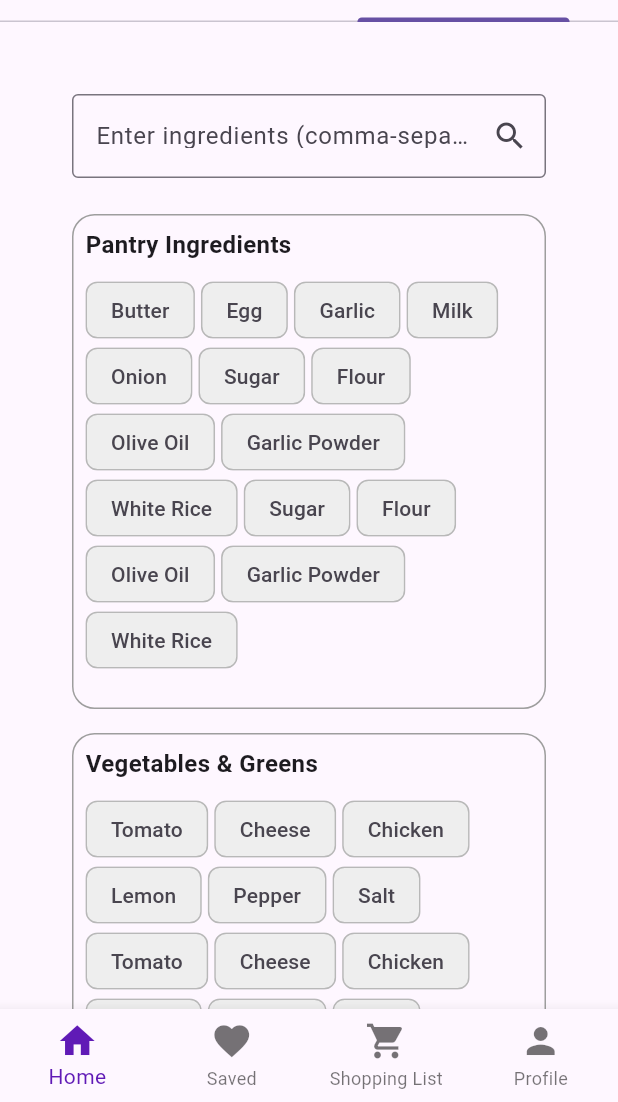
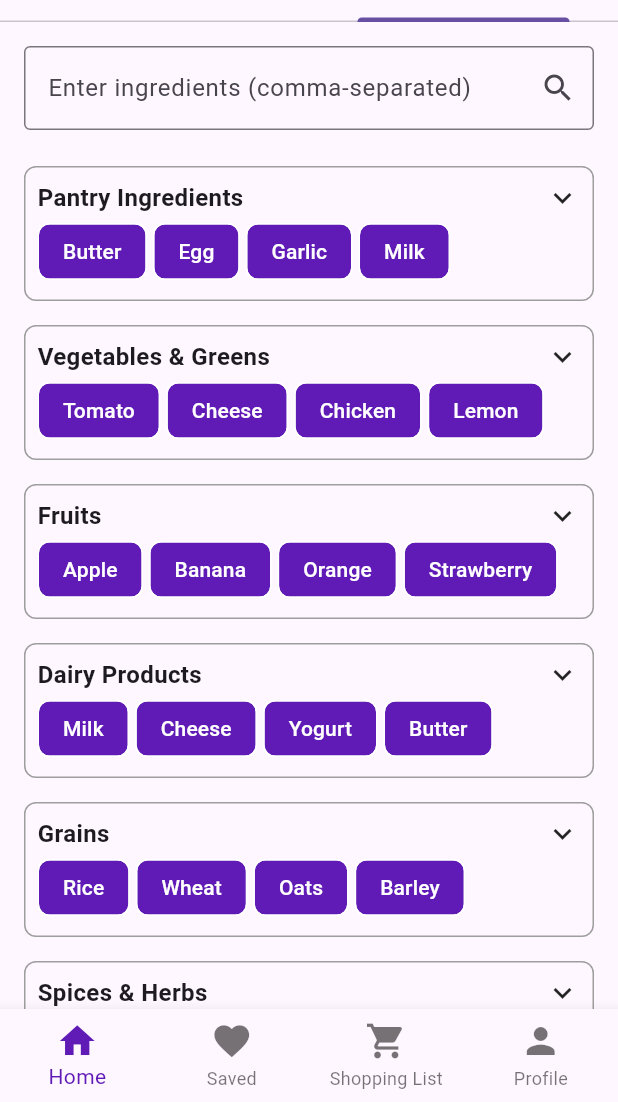
Before and after one commit to MathurakshiP/MobileApp, a Flutter app: the screen it shows after launch, tab 2 chosen, on a phone screen of 412 x 824 dp, the part 134-1236 px from its top. Run offline on Flutter 3.47's test engine with Material 3 defaults, Android fonts, the phone set to English and light mode, and no system bars; our stand-ins replace firebase_auth, firebase_core; accounts and stored records are empty; network calls fail.

Commit message:
add my panty

```diff
--- a/lib/Screens/ingredient_based_screen.dart
+++ b/lib/Screens/ingredient_based_screen.dart
@@ -12,79 +12,64 @@ class IngredientSearchScreen extends StatefulWidget {
 
 class _IngredientSearchScreenState extends State<IngredientSearchScreen> {
   final TextEditingController _ingredientController = TextEditingController();
+  final Set<String> _selectedIngredients = {}; // For tracking selected ingredients
   List<dynamic> _recipes = [];
   Color customPurple = const Color.fromARGB(255, 96, 26, 182);
 
+  // Ingredient sets
   final List<String> pantryIngredients = [
-    'Butter',
-    'Egg',
-    'Garlic',
-    'Milk',
-    'Onion',
-    'Sugar',
-    'Flour',
-    'Olive Oil',
-    'Garlic Powder',
-    'White Rice',
-    'Sugar',
-    'Flour',
-    'Olive Oil',
-    'Garlic Powder',
-    'White Rice',
+    'Butter', 'Egg', 'Garlic', 'Milk', 'Onion',
+    'Sugar', 'Flour', 'Olive Oil', 'Garlic Powder', 'White Rice',
+    'Vinegar', 'Salt', 'Honey', 'Cinnamon', 'Nutmeg',
   ];
 
-  final List<String> Vegetables = [
-    'Tomato',
-    'Cheese',
-    'Chicken',
-    'Lemon',
-    'Pepper',
-    'Salt',
-    'Tomato',
-    'Cheese',
-    'Chicken',
-    'Lemon',
-    'Pepper',
-    'Salt',
-    'Tomato',
-    'Cheese',
-    'Chicken',
-    'Lemon',
-    'Pepper',
-    'Salt',
+  final List<String> vegetables = [
+    'Tomato', 'Cheese', 'Chicken', 'Lemon', 'Pepper',
+    'Spinach', 'Carrot', 'Broccoli', 'Cabbage', 'Zucchini',
+    'Cauliflower', 'Potato', 'Cucumber', 'Radish', 'Peas',
   ];
 
-  final List<String> Fruits = [
-    'Tomato',
-    'Cheese',
-    'Chicken',
-    'Lemon',
-    'Pepper',
-    'Salt',
-    'Tomato',
-    'Cheese',
-    'Chicken',
-    'Lemon',
-    'Pepper',
-    'Salt',
-    'Tomato',
-    'Cheese',
-    'Chicken',
-    'Lemon',
-    'Pepper',
-    'Salt',
+  final List<String> fruits = [
+    'Apple', 'Banana', 'Orange', 'Strawberry', 'Blueberry',
+    'Pineapple', 'Grapes', 'Watermelon', 'Mango', 'Peach',
+    'Cherry', 'Pear', 'Kiwi', 'Lime', 'Plum',
   ];
 
+  final List<String> dairyProducts = [
+    'Milk', 'Cheese', 'Yogurt', 'Butter', 'Cream',
+    'Paneer', 'Ghee', 'Curd', 'Whipped Cream', 'Buttermilk',
+    'Kefir', 'Sour Cream', 'Condensed Milk', 'Goat Cheese', 'Mozzarella',
+  ];
+
+  final List<String> grains = [
+    'Rice', 'Wheat', 'Oats', 'Barley', 'Corn',
+    'Quinoa', 'Buckwheat', 'Millet', 'Rye', 'Sorghum',
+    'Bulgur', 'Couscous', 'Wild Rice', 'Teff', 'Amaranth',
+  ];
+
+  final List<String> spicesHerbs = [
+    'Basil', 'Coriander', 'Cumin', 'Turmeric', 'Black Pepper',
+    'Paprika', 'Parsley', 'Thyme', 'Rosemary', 'Oregano',
+    'Saffron', 'Ginger', 'Nutmeg', 'Cloves', 'Dill',
+  ];
+
+  final Map<String, bool> isExpanded = {
+    'Pantry Ingredients': false,
+    'Vegetables & Greens': false,
+    'Fruits': false,
+    'Dairy Products': false,
+    'Grains': false,
+    'Spices & Herbs': false,
+  };
+
   void _searchByIngredients() async {
-    final ingredients = _ingredientController.text
-        .split(',')
-        .map((ingredient) => ingredient.trim())
-        .toList();
+    if (_selectedIngredients.isEmpty) return;
 
-    if (ingredients.isNotEmpty) {
     try {
       final apiService = ApiService();
-        final recipes = await apiService.fetchRecipesByIngredients(ingredients);
+      final recipes = await apiService.fetchRecipesByIngredients(
+        _selectedIngredients.toList(),
+      );
       setState(() {
         _recipes = recipes;
       });
@@ -94,12 +79,11 @@ class _IngredientSearchScreenState extends State<IngredientSearchScreen> {
       }
     }
   }
-  }
 
   void _addIngredient(String ingredient) {
-    _ingredientController.text +=
-        _ingredientController.text.isEmpty ? ingredient : ', $ingredient';
-    setState(() {}); // Refresh the UI if necessary
+    setState(() {
+      _selectedIngredients.add(ingredient); // Add to pantry
+    });
   }
 
   List<Widget> buildIngredientWidgets(List<String> ingredients) {
@@ -107,23 +91,24 @@ class _IngredientSearchScreenState extends State<IngredientSearchScreen> {
       return GestureDetector(
         onTap: () => _addIngredient(ingredient),
         child: Chip(
-        label: Text(ingredient),
-        backgroundColor: Colors.grey[200],
-        side: const BorderSide(color: Colors.black12),
+          label: Text(
+            ingredient,
+            style: TextStyle(color: Color.fromARGB(255, 255, 255, 255))),
+          backgroundColor: const Color.fromARGB(255, 96, 26, 182),
+          side: const BorderSide(color: Color.fromARGB(255, 255, 255, 255)),
         ),
       );
     }).toList();
   }
 
-Widget buildIngredientContainer(String title, List<String> ingredients) {
+  Widget buildCollapsibleContainer(String title, List<String> ingredients) {
+    final bool expanded = isExpanded[title] ?? false;
+
     return Padding(
       padding: const EdgeInsets.symmetric(vertical: 8.0, horizontal: 16.0),
-    child: SizedBox(
-      width: 400.0, // Fixed width for all containers
-      height: 330.0, // Fixed height for all containers
       child: Container(
         decoration: BoxDecoration(
-          borderRadius: BorderRadius.circular(15.0),
+          borderRadius: BorderRadius.circular(8.0),
           border: Border.all(color: Colors.grey),
         ),
         child: Padding(
@@ -131,45 +116,60 @@ Widget buildIngredientContainer(String title, List<String> ingredients) {
           child: Column(
             crossAxisAlignment: CrossAxisAlignment.start,
             children: [
-              // Container title
-              Padding(
-                padding: const EdgeInsets.only(bottom: 8.0),
-                child: Text(
+              GestureDetector(
+                onTap: () {
+                  setState(() {
+                    isExpanded[title] = !expanded;
+                  });
+                },
+                child: Row(
+                  mainAxisAlignment: MainAxisAlignment.spaceBetween,
+                  children: [
+                    Text(
                       title,
-                  style: const TextStyle(fontSize: 16, fontWeight: FontWeight.bold),
+                      style: const TextStyle(
+                          fontSize: 16, fontWeight: FontWeight.bold),
+                    ),
+                    Icon(expanded
+                        ? Icons.keyboard_arrow_up
+                        : Icons.keyboard_arrow_down),
+                  ],
                 ),
               ),
-              // Chips for ingredients in a scrollable view
-              Expanded(  // Ensures the child scrolls if necessary
-                child: SingleChildScrollView(  // Makes the ingredients list scrollable
+              AnimatedCrossFade(
+                duration: const Duration(milliseconds: 200),
+                crossFadeState: expanded
+                    ? CrossFadeState.showSecond
+                    : CrossFadeState.showFirst,
+                firstChild: SingleChildScrollView(
+                  scrollDirection: Axis.horizontal,
                   child: Wrap(
-                    spacing: 4.0, // Horizontal space between chips
-                    runSpacing: -4.0, // Vertical space between chips
-                    children: buildIngredientWidgets(ingredients),
+                    spacing: 4.0,
+                    runSpacing: -4.0,
+                    children: buildIngredientWidgets(
+                        ingredients.take(4).toList()), // Show only 3 chips
                   ),
+                ),
+                secondChild: Wrap(
+                  spacing: 4.0,
+                  runSpacing: -4.0,
+                  children: buildIngredientWidgets(ingredients), // Show all chips
                 ),
               ),
             ],
           ),
         ),
       ),
-    ),
     );
   }
-
 
   @override
   Widget build(BuildContext context) {
     return Scaffold(
-    body: ListView(  // Using ListView for the entire screen
-      padding: const EdgeInsets.all(16.0),
+      body: SingleChildScrollView(
+        child: Column(
+          crossAxisAlignment: CrossAxisAlignment.start,
           children: [
-        // Search bar
-        Container(
-  padding: const EdgeInsets.all(16.0), // Padding for the entire container
-  child: Column(  // Use Column to arrange all child widgets vertically
-    children: [
-      // Search bar (TextField for entering ingredients)
             Padding(
               padding: const EdgeInsets.all(16.0),
               child: TextField(
@@ -185,63 +185,50 @@ Widget build(BuildContext context) {
                 ),
               ),
             ),
-
-      // Pantry ingredients container
-      buildIngredientContainer('Pantry Ingredients', pantryIngredients),
-
-      // Additional ingredients containers
-      buildIngredientContainer('Vegetables & Greens', Vegetables),
-      buildIngredientContainer('Fruits', Fruits),
+            // Ingredient containers
+            buildCollapsibleContainer('Pantry Ingredients', pantryIngredients),
+            buildCollapsibleContainer('Vegetables & Greens', vegetables),
+            buildCollapsibleContainer('Fruits', fruits),
+            buildCollapsibleContainer('Dairy Products', dairyProducts),
+            buildCollapsibleContainer('Grains', grains),
+            buildCollapsibleContainer('Spices & Herbs', spicesHerbs),
           ],
         ),
       ),
-
-
-
-        // Recipe results
-        if (_recipes.isEmpty)
-          const Center(
-            child: Padding(
-              padding: EdgeInsets.symmetric(vertical: 16.0),
-              child: Text('No recipes found.'),
-            ),
-          )
-        else
-          // Use ListView to display recipe results without a fixed height
-          Container(
-            height: 400.0, // Define a fixed height for the recipe list
-            child: ListView.builder(
-              shrinkWrap: true,  // Ensures ListView doesn't take unnecessary space
-              physics: const NeverScrollableScrollPhysics(), // Disable internal scrolling
-              itemCount: _recipes.length,
-              itemBuilder: (context, index) {
-                final recipe = _recipes[index];
-                return ListTile(
-                  leading: recipe['image'] != null
-                      ? Image.network(
-                          recipe['image'],
-                          width: 100,
-                          height: 100,
-                          fit: BoxFit.cover,
-                        )
-                      : null,
-                  title: Text(recipe['title']),
-                  onTap: () {
-                    Navigator.push(
-                      context,
-                      MaterialPageRoute(
-                        builder: (_) =>
-                            RecipeDetailScreen(recipeId: recipe['id']),
-                      ),
+      bottomNavigationBar: BottomAppBar(
+        child: Row(
+          mainAxisAlignment: MainAxisAlignment.spaceBetween,
+          children: [
+            // My Pantry Button
+            Padding(
+              padding: const EdgeInsets.all(8.0),
+              child: ElevatedButton(
+                onPressed: () {
+                  showModalBottomSheet(
+                    context: context,
+                    builder: (_) {
+                      return ListView(
+                        children: _selectedIngredients
+                            .map((ingredient) => ListTile(title: Text(ingredient)))
+                            .toList(),
                       );
                     },
                   );
                 },
+                child: Text('My Pantry (${_selectedIngredients.length})'),
+              ),
+            ),
+            // See Recipes Button
+            Padding(
+              padding: const EdgeInsets.all(8.0),
+              child: ElevatedButton(
+                onPressed: _searchByIngredients,
+                child: const Text('See Recipes'),
               ),
             ),
           ],
         ),
+      ),
     );
   }
-
 }
--- a/lib/main.dart
+++ b/lib/main.dart
@@ -35,9 +35,8 @@ class MyApp extends StatelessWidget {
           return MaterialApp(
             title: 'Recipe App',
             theme: themeProvider.currentTheme, // Apply the current theme
-            //  home:  AnimationScreen(),
+            // home:  AnimationScreen(),
             home:  HomeScreen(),
-            // home: GetStartedScreen(),
           );
         },
       ),
```
Lines whose indentation alone changed are shown as unchanged.
